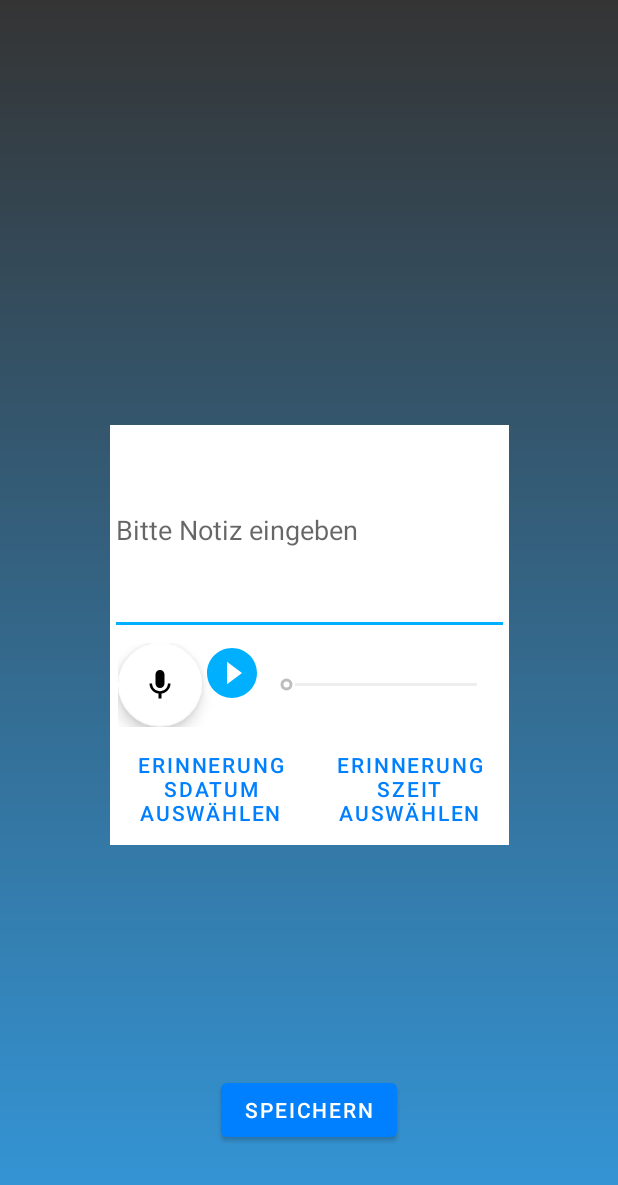
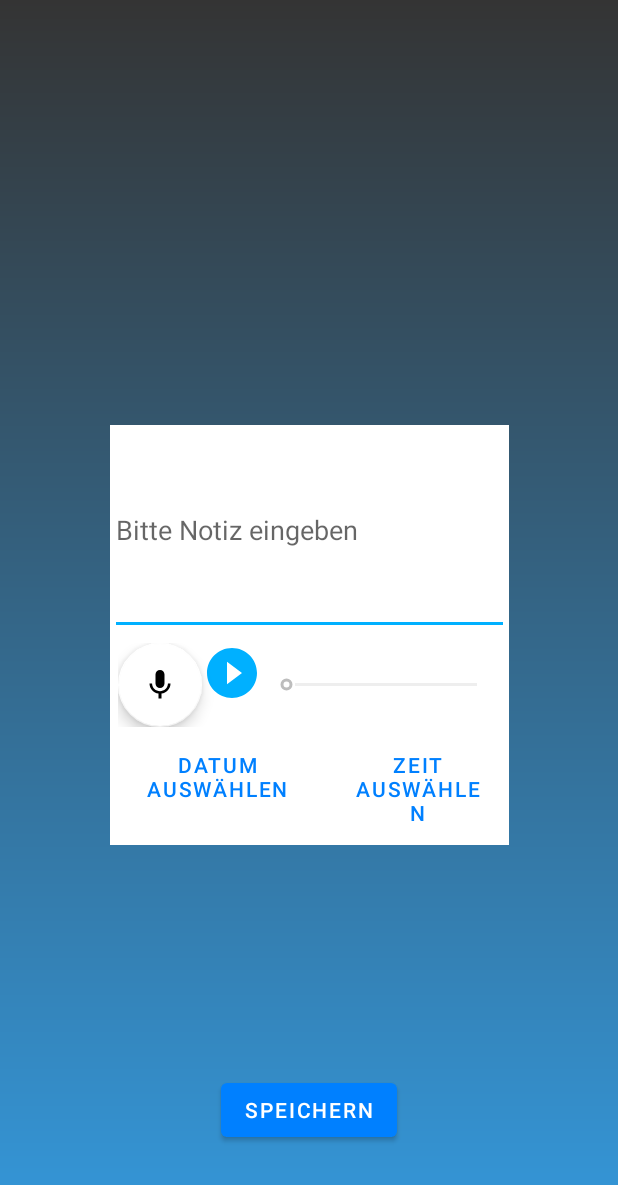
Before and after one commit to SengGruppe/QuickNotes, an Android app: the layout activity_pop.xml on its own in the app's theme, with its tools: preview values and no code run, on a phone screen of 412 x 824 dp. Shown: the top 1185 px of the screen. Run offline under Robolectric (Android 15) with nearby library versions, the phone set to English and light mode, and no system bars.

Commit message:
nur "Datum auswählen" und "Zeit auswählen" als Text für Buttons, da "Erinnergungsdatum" viel zu lang für einen Button ist und zu komischen Umbrüchen führt

```diff
--- a/app/src/main/res/values/strings.xml
+++ b/app/src/main/res/values/strings.xml
@@ -6,6 +6,6 @@
     <string name="save_button">Speichern</string>
     <string name="hint">Bitte Notiz eingeben</string>
     <string name="cd_note_item_expand_button">Notiz auf- oder zuklappen</string>
-    <string name="datePickButtonText">Erinnerungsdatum auswählen</string>
-    <string name="timePickButtonText">Erinnerungszeit auswählen</string>
+    <string name="datePickButtonText">Datum auswählen</string>
+    <string name="timePickButtonText">Zeit auswählen</string>
 </resources>
```
